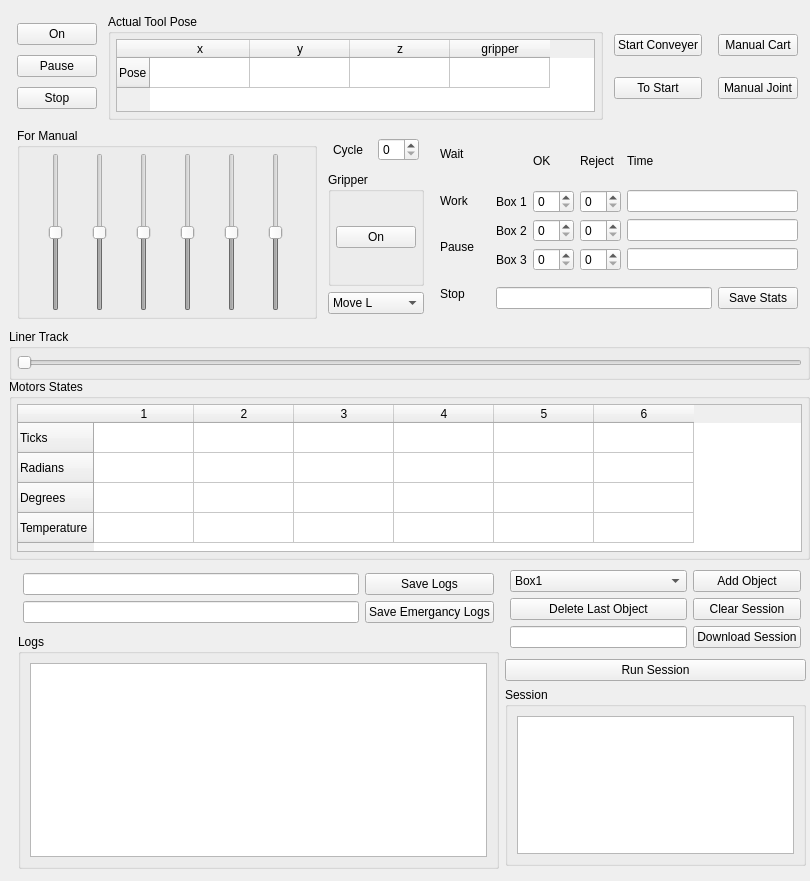
Qt form design.ui (GertuInop/5_moduleC) before a commit.
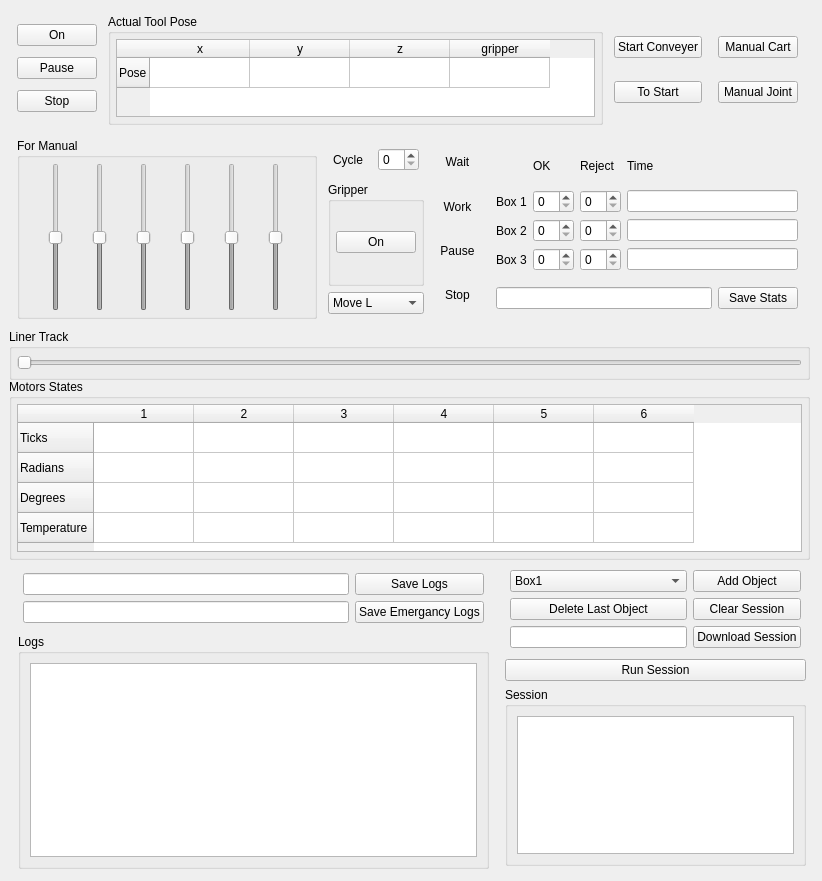
The same form after that commit.

Patch:
```diff
--- a/design.ui
+++ b/design.ui
@@ -6,7 +6,7 @@
    <rect>
     <x>0</x>
     <y>0</y>
-    <width>810</width>
+    <width>822</width>
     <height>881</height>
    </rect>
   </property>
@@ -249,13 +249,13 @@
      </item>
     </layout>
    </widget>
-   <widget class="QWidget" name="">
+   <widget class="QWidget" name="layoutWidget">
     <property name="geometry">
      <rect>
       <x>7</x>
       <y>9</y>
       <width>801</width>
-      <height>116</height>
+      <height>121</height>
      </rect>
     </property>
     <layout class="QHBoxLayout" name="horizontalLayout">
@@ -420,13 +420,13 @@
      </item>
     </layout>
    </widget>
-   <widget class="QWidget" name="">
+   <widget class="QWidget" name="layoutWidget">
     <property name="geometry">
      <rect>
       <x>12</x>
-      <y>123</y>
+      <y>133</y>
       <width>801</width>
-      <height>201</height>
+      <height>191</height>
      </rect>
     </property>
     <layout class="QHBoxLayout" name="horizontalLayout_5">
@@ -443,7 +443,7 @@
       <number>5</number>
      </property>
      <item>
-      <widget class="QGroupBox" name="">
+      <widget class="QGroupBox" name="groupBox">
        <property name="minimumSize">
         <size>
          <width>300</width>
@@ -673,6 +673,9 @@
          <property name="text">
           <string>Wait</string>
          </property>
+         <property name="alignment">
+          <set>Qt::AlignCenter</set>
+         </property>
         </widget>
        </item>
        <item>
@@ -680,6 +683,9 @@
          <property name="text">
           <string>Work</string>
          </property>
+         <property name="alignment">
+          <set>Qt::AlignCenter</set>
+         </property>
         </widget>
        </item>
        <item>
@@ -687,6 +693,9 @@
          <property name="text">
           <string>Pause</string>
          </property>
+         <property name="alignment">
+          <set>Qt::AlignCenter</set>
+         </property>
         </widget>
        </item>
        <item>
@@ -694,6 +703,9 @@
          <property name="text">
           <string>Stop</string>
          </property>
+         <property name="alignment">
+          <set>Qt::AlignCenter</set>
+         </property>
         </widget>
        </item>
       </layout>
@@ -827,12 +839,12 @@
      </item>
     </layout>
    </widget>
-   <widget class="QWidget" name="">
+   <widget class="QWidget" name="layoutWidget">
     <property name="geometry">
      <rect>
       <x>13</x>
       <y>563</y>
-      <width>491</width>
+      <width>481</width>
       <height>311</height>
      </rect>
     </property>
```
Left out of the diff: 62 changed lines with no effect on the pictures.
